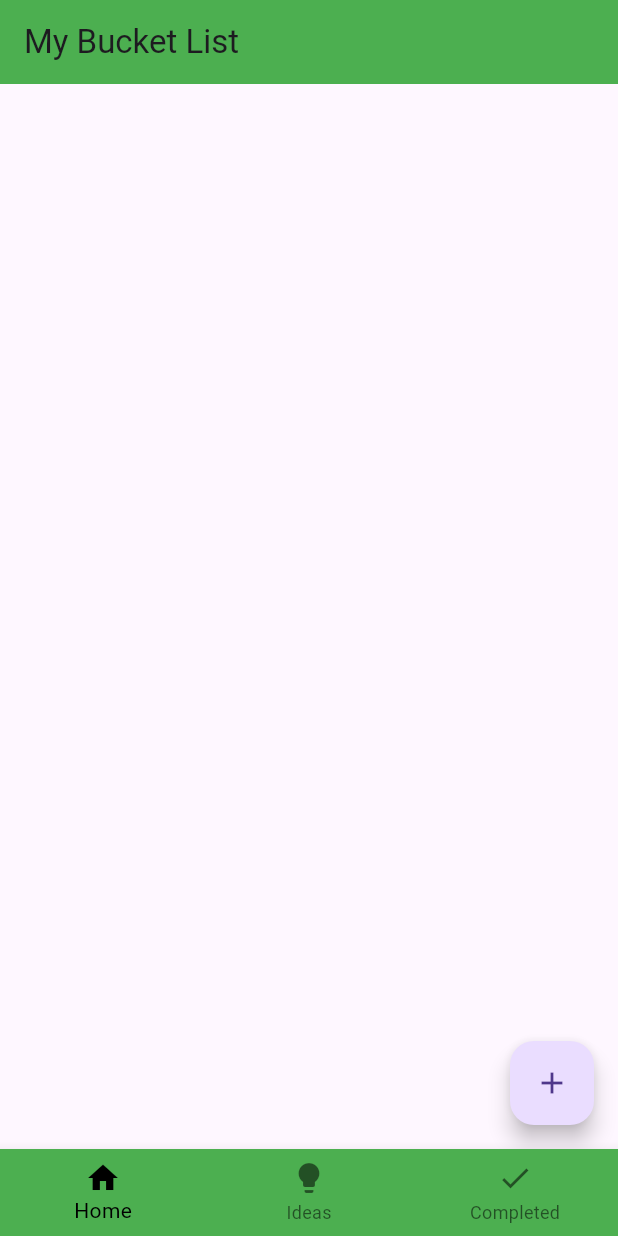
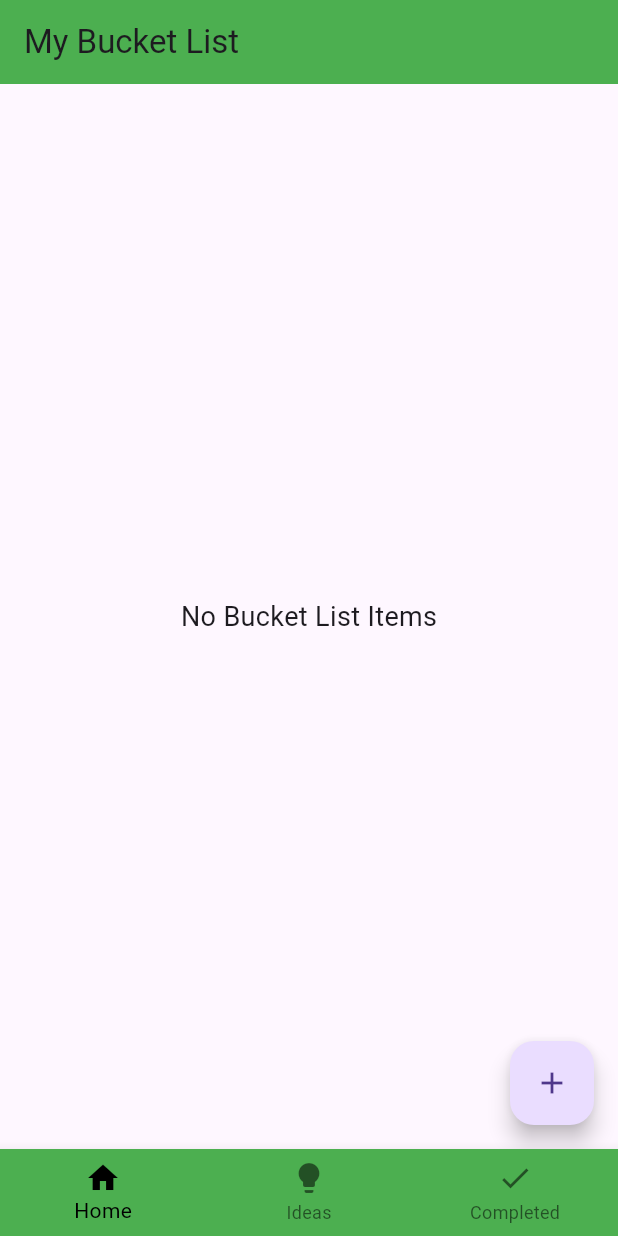
Before and after one commit to CSSimonGG/bucket_list_app, a Flutter app: the screen it shows after launch, on a phone screen of 412 x 824 dp. Run offline on Flutter 3.47's test engine with Material 3 defaults, Android fonts, the phone set to English and light mode, and no system bars; our stand-ins replace hive_flutter; accounts and stored records are empty.

Commit message:
App icons + fix display 'No bucket list items' when there are no items

```diff
--- a/lib/pages/bucket_list_page.dart
+++ b/lib/pages/bucket_list_page.dart
@@ -3,7 +3,6 @@ import 'package:hive_flutter/hive_flutter.dart';
 import 'package:bucket_list_app/data/database.dart';
 import 'package:bucket_list_app/util/dialog_box.dart';
 import 'package:bucket_list_app/util/bucket_list_task_tile.dart';
-
 
 class BucketListPage extends StatefulWidget {
   const BucketListPage({super.key});
@@ -19,7 +18,12 @@ class _BucketListPageState extends State<BucketListPage> {
 
   @override
   void initState() {
+    // If there are no to do items
+    if (_myBox.get("TODOLIST") == null) {
+    } else {
+      // Data exists
       db.loadData();
+    }
     super.initState();
   }
 
@@ -104,7 +108,15 @@ class _BucketListPageState extends State<BucketListPage> {
         onPressed: createNewTask,
         child: Icon(Icons.add),
       ),
-      body: ListView.builder(
+      body: db.bucketList.isEmpty
+          ? const Center(
+              // Display message when bucket list is empty
+              child: Text(
+                "No Bucket List Items",
+                style: TextStyle(fontSize: 18),
+              ),
+            )
+          : ListView.builder(
               itemCount: db.bucketList.length,
               itemBuilder: (context, index) {
                 return BucketListTaskTile(
```
Also changed, not shown: 22 other files. Lines whose indentation alone changed are shown as unchanged.
